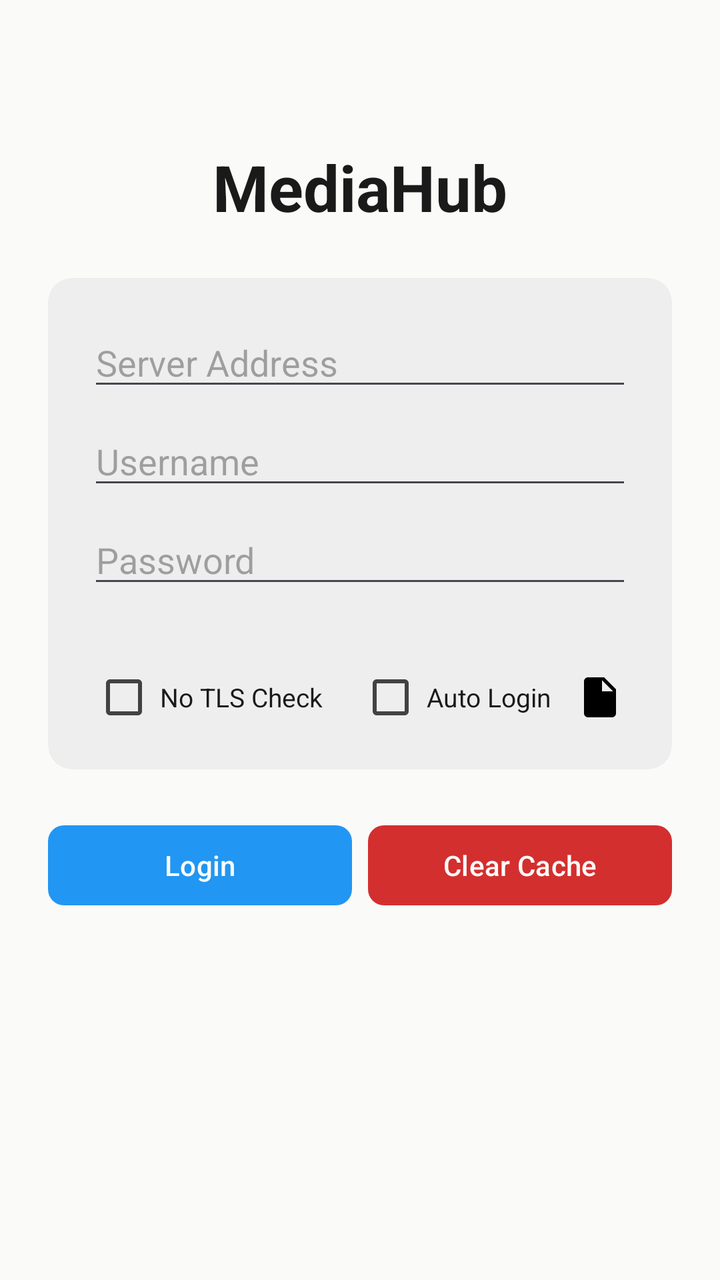
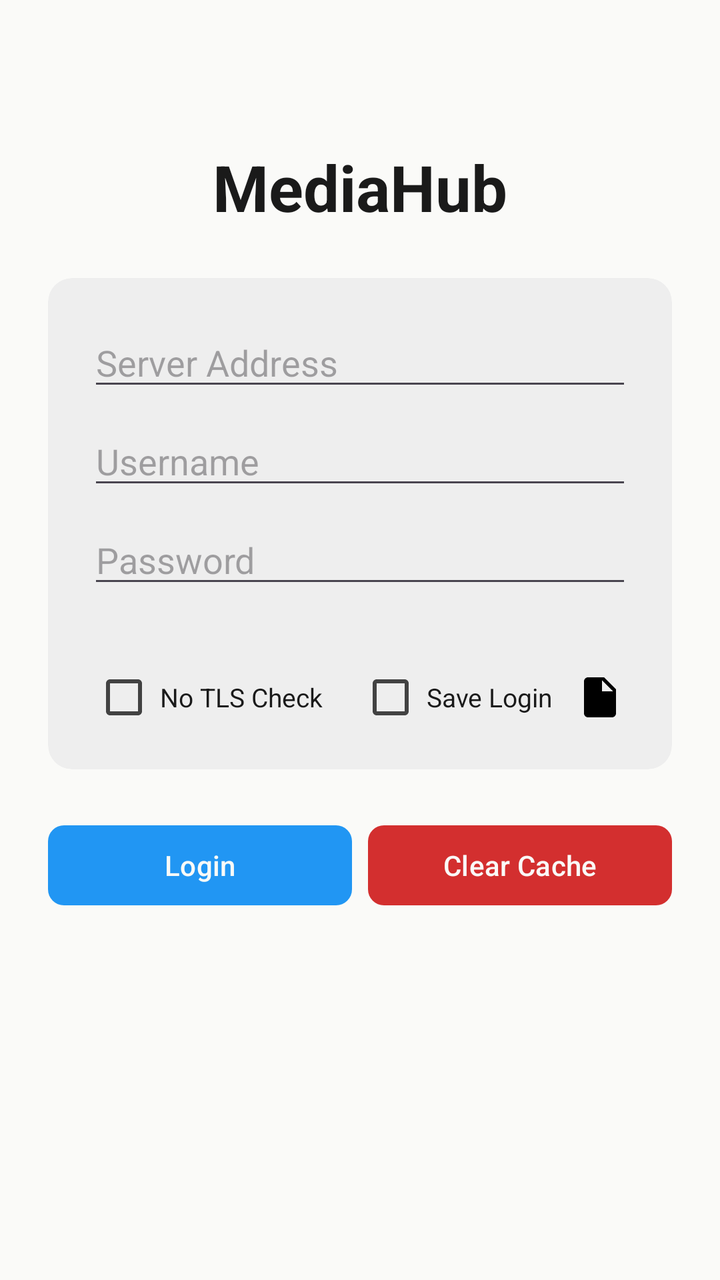

The first picture is an Android layout as it rendered before a commit; the second is the same layout after the commit. The layout source and the unified diff follow.
<!-- AndroidManifest.xml: application theme Theme.k7mediahub -->
<!-- res/layout/view_login.xml -->
<?xml version="1.0" encoding="utf-8"?>
<ScrollView
    xmlns:android="http://schemas.android.com/apk/res/android"
    android:layout_width="match_parent"
    android:layout_height="match_parent"
    android:background="?attr/colorSurface">

    <LinearLayout style="@style/vbox"
        android:padding="24dp"
        android:gravity="center"
        android:layout_marginTop="48dp"
        android:paddingBottom="64dp">

        <TextView style="@style/title"
            android:text="MediaHub"
            android:textSize="32sp" />

        <com.google.android.material.card.MaterialCardView
            style="@style/card"
            android:layout_marginTop="24dp">

            <LinearLayout style="@style/vbox" android:padding="20dp">

                <EditText
                    android:id="@+id/edtServerUrl"
                    android:layout_width="match_parent"
                    android:layout_height="wrap_content"
                    android:hint="Server Address"
                    android:inputType="textUri"
                    android:singleLine="true" />

                <EditText
                    android:id="@+id/edtUsername"
                    android:layout_width="match_parent"
                    android:layout_height="wrap_content"
                    android:hint="Username"
                    android:inputType="text"
                    android:singleLine="true"
                    android:layout_marginTop="8dp" />

                <EditText
                    android:id="@+id/edtPassword"
                    android:layout_width="match_parent"
                    android:layout_height="wrap_content"
                    android:hint="Password"
                    android:inputType="textPassword"
                    android:singleLine="true"
                    android:layout_marginTop="8dp" />

                
                <TextView
                    android:id="@+id/txtStatus"
                    style="@style/cap"
                    android:layout_marginTop="4dp"
                    android:gravity="center" />

                <LinearLayout style="@style/hbox" android:layout_marginTop="12dp">
                    <CheckBox
                        android:id="@+id/chkTls"
                        android:layout_width="wrap_content"
                        android:layout_height="wrap_content"
                        android:minWidth="0dp"
                        android:minHeight="0dp"
                        android:paddingStart="4dp" />
                    <TextView style="@style/body"
                        android:text="No TLS Check"
                        android:textSize="13sp" />

                    <View android:layout_width="16dp" android:layout_height="0dp" />

                    <CheckBox
                        android:id="@+id/chkAutoLogin"
                        android:layout_width="wrap_content"
                        android:layout_height="wrap_content"
                        android:minWidth="0dp"
                        android:minHeight="0dp"
                        android:paddingStart="4dp" />
                    <TextView style="@style/body"
                        android:text="Auto Login"
                        android:textSize="13sp" />

                    <View style="@style/spacer" />

                    <ImageButton
                        android:id="@+id/btnMemo"
                        android:layout_width="32dp"
                        android:layout_height="32dp"
                        android:src="@drawable/icon_note"
                        android:background="?attr/selectableItemBackgroundBorderless"
                        android:contentDescription="Memo" />
                </LinearLayout>

            </LinearLayout>
        </com.google.android.material.card.MaterialCardView>

        <LinearLayout style="@style/hbox"
            android:layout_marginTop="24dp"
            android:gravity="center">
            <Button
                android:id="@+id/btnLogin"
                style="@style/btnPri"
                android:text="Login"
                android:layout_width="0dp"
                android:layout_weight="1" />
            <Button
                android:id="@+id/btnClearCache"
                style="@style/btnDan"
                android:text="Clear Cache"
                android:layout_width="0dp"
                android:layout_weight="1"
                android:layout_marginStart="8dp" />
        </LinearLayout>

    </LinearLayout>
</ScrollView>
<!-- resources referenced by this layout -->
<resources>
  <!-- drawable icon_note (drawable) -->
  <vector xmlns:android="http://schemas.android.com/apk/res/android"
      android:width="24dp"
      android:height="24dp"
      android:viewportWidth="24"
      android:viewportHeight="24">
      <path
          android:fillColor="#FF000000"
          android:pathData="M14,2H6C4.9,2 4,2.9 4,4V20C4,21.1 4.9,22 6,22H18C19.1,22 20,21.1 20,20V8L14,2M13,9V3.5L18.5,9H13Z" />
  </vector>
  <style name="body">
          <item name="android:layout_width">wrap_content</item>
          <item name="android:layout_height">wrap_content</item>
          <item name="android:textSize">16sp</item>
          <item name="android:textColor">?attr/colorOnSurface</item>
      </style>
  <style name="btnDan" parent="Widget.Material3.Button">
          <item name="android:layout_width">wrap_content</item>
          <item name="android:layout_height">wrap_content</item>
          <item name="backgroundTint">?attr/colorError</item>
          <item name="android:textColor">?attr/colorOnError</item>
          <item name="cornerRadius">8dp</item>
      </style>
  <style name="btnPri" parent="Widget.Material3.Button">
          <item name="android:layout_width">wrap_content</item>
          <item name="android:layout_height">wrap_content</item>
          <item name="backgroundTint">?attr/colorPrimary</item>
          <item name="android:textColor">?attr/colorOnPrimary</item>
          <item name="cornerRadius">8dp</item>
      </style>
  <style name="cap">
          <item name="android:layout_width">wrap_content</item>
          <item name="android:layout_height">wrap_content</item>
          <item name="android:textSize">13sp</item>
          <item name="android:textColor">?attr/colorOnSurfaceVariant</item>
      </style>
  <style name="card" parent="Widget.Material3.CardView.Filled">
          <item name="android:layout_width">match_parent</item>
          <item name="android:layout_height">wrap_content</item>
          <item name="cardBackgroundColor">?attr/colorSurfaceVariant</item>
          <item name="cardCornerRadius">12dp</item>
          <item name="cardElevation">0dp</item>
      </style>
  <style name="hbox">
          <item name="android:orientation">horizontal</item>
          <item name="android:layout_width">match_parent</item>
          <item name="android:layout_height">wrap_content</item>
          <item name="android:gravity">center_vertical</item>
      </style>
  <style name="spacer">
          <item name="android:layout_width">0dp</item>
          <item name="android:layout_height">0dp</item>
          <item name="android:layout_weight">1</item>
      </style>
  <style name="title">
          <item name="android:layout_width">wrap_content</item>
          <item name="android:layout_height">wrap_content</item>
          <item name="android:textSize">24sp</item>
          <item name="android:textStyle">bold</item>
          <item name="android:textColor">?attr/colorOnSurface</item>
      </style>
  <style name="vbox">
          <item name="android:orientation">vertical</item>
          <item name="android:layout_width">match_parent</item>
          <item name="android:layout_height">wrap_content</item>
      </style>
  <color name="blue_500">#FF2196F3</color>
  <color name="white">#FFFAFAF8</color>
  <color name="cyan_500">#FF00BCD4</color>
  <color name="red_700">#FFD32F2F</color>
  <color name="gray_200">#FFEEEEEE</color>
  <color name="black">#FF1A1A1A</color>
  <color name="gray_800">#FF424242</color>
  <!-- unchanged entries left out for length: 1 -->
</resources>

<!-- the commit's change to res/layout/view_login.xml (unified diff, before → after) -->
@@ -11,16 +11,13 @@
         android:layout_marginTop="48dp"
         android:paddingBottom="64dp">
 
-        <TextView style="@style/title"
-            android:text="MediaHub"
-            android:textSize="32sp" />
+        <TextView style="@style/title" android:text="MediaHub" android:textSize="32sp"/>
 
         <com.google.android.material.card.MaterialCardView
             style="@style/card"
             android:layout_marginTop="24dp">
 
             <LinearLayout style="@style/vbox" android:padding="20dp">
-
                 <EditText
                     android:id="@+id/edtServerUrl"
                     android:layout_width="match_parent"
@@ -76,7 +73,7 @@
                         android:minHeight="0dp"
                         android:paddingStart="4dp" />
                     <TextView style="@style/body"
-                        android:text="Auto Login"
+                        android:text="Save Login"
                         android:textSize="13sp" />
 
                     <View style="@style/spacer" />
